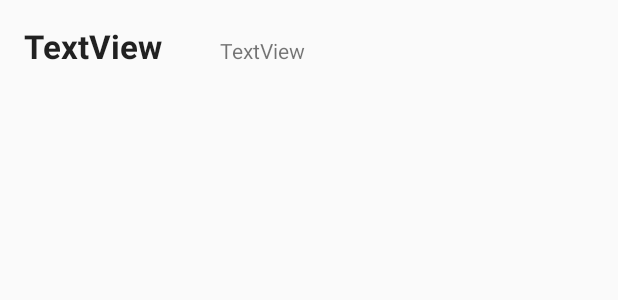
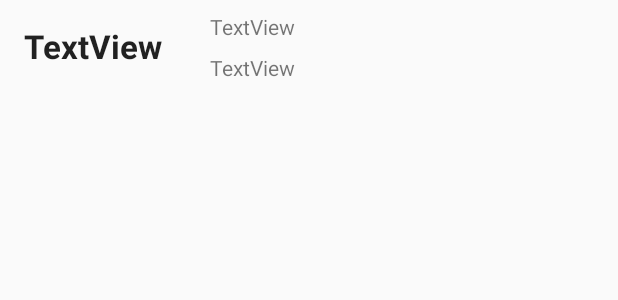
Before and after one commit to annaBoutin/android_app, an Android app: the layout activity_rooms_item.xml on its own in the app's theme, with its tools: preview values and no code run, on a phone screen of 412 x 824 dp. Shown: the top 300 px of the screen. Run offline under Robolectric (Android 15) with nearby library versions, the phone set to English and light mode, and no system bars.

```diff
--- a/app/src/main/java/com/faircorp/ListDataActivity.kt
+++ b/app/src/main/java/com/faircorp/ListDataActivity.kt
@@ -18,7 +18,7 @@ import kotlinx.coroutines.withContext
 
 class ListDataActivity : BasicActivity(), OnWindowSelectedListener {
 
-    val windowService = WindowService()
+    //val windowService = WindowService()
 
     override fun onCreate(savedInstanceState: Bundle?) {
         super.onCreate(savedInstanceState)
--- a/app/src/main/java/com/faircorp/model/RoomDto.kt
+++ b/app/src/main/java/com/faircorp/model/RoomDto.kt
@@ -2,5 +2,6 @@ package com.faircorp.model
 
 data class RoomDto(val id: Long,
                    val name: String,
+                   val floor: String,
                    val currentTemperature: Double?,
                    val targetTemperature: Double?)
--- a/app/src/main/java/com/faircorp/model/RoomsAdapterView.kt
+++ b/app/src/main/java/com/faircorp/model/RoomsAdapterView.kt
@@ -12,6 +12,7 @@ class RoomAdapter : RecyclerView.Adapter<RoomAdapter.RoomViewHolder>() {
     inner class RoomViewHolder(view: View) : RecyclerView.ViewHolder(view) {
         val name : TextView = view.findViewById(R.id.txt_room_list_name)
         val temp : TextView = view.findViewById(R.id.txt_current_temp)
+        val floor : TextView = view.findViewById(R.id.txt_room_floor)
     }
 
     private val items = mutableListOf<RoomDto>()
@@ -35,6 +36,7 @@ class RoomAdapter : RecyclerView.Adapter<RoomAdapter.RoomViewHolder>() {
         holder.apply {
             name.text = room.name
             temp.text = room.currentTemperature.toString()
+            floor.text = room.floor
         }
     }
 }
--- a/app/src/main/java/com/faircorp/model/WindowService.kt
+++ b/app/src/main/java/com/faircorp/model/WindowService.kt
@@ -1,7 +1,7 @@
 package com.faircorp.model
 
 class WindowService {
-
+/*
     companion object {
         // Fake rooms
         val ROOMS: List<RoomDto> = listOf(
@@ -23,4 +23,6 @@ class WindowService {
     fun findById(id: Long) = WINDOWS.firstOrNull { it.id == id}
 
     fun findAll() = WINDOWS.sortedBy { it.name }
+
+ */
 }
--- a/app/src/main/res/layout/activity_rooms_item.xml
+++ b/app/src/main/res/layout/activity_rooms_item.xml
@@ -22,10 +22,10 @@
 
     <TextView
         android:id="@+id/txt_room_list_name"
-        android:layout_width="249dp"
+        android:layout_width="0dp"
         android:layout_height="19dp"
         android:layout_marginStart="140dp"
-        android:layout_marginTop="24dp"
+        android:layout_marginTop="8dp"
         android:layout_marginEnd="16dp"
         android:text="TextView"
         app:layout_constraintEnd_toEndOf="parent"
@@ -33,4 +33,16 @@
         app:layout_constraintStart_toStartOf="parent"
         app:layout_constraintTop_toTopOf="parent" />
 
+    <TextView
+        android:id="@+id/txt_room_floor"
+        android:layout_width="0dp"
+        android:layout_height="18dp"
+        android:layout_marginStart="140dp"
+        android:layout_marginTop="8dp"
+        android:layout_marginEnd="16dp"
+        android:text="TextView"
+        app:layout_constraintEnd_toEndOf="parent"
+        app:layout_constraintStart_toStartOf="parent"
+        app:layout_constraintTop_toBottomOf="@+id/txt_room_list_name" />
+
 </androidx.constraintlayout.widget.ConstraintLayout>
```
